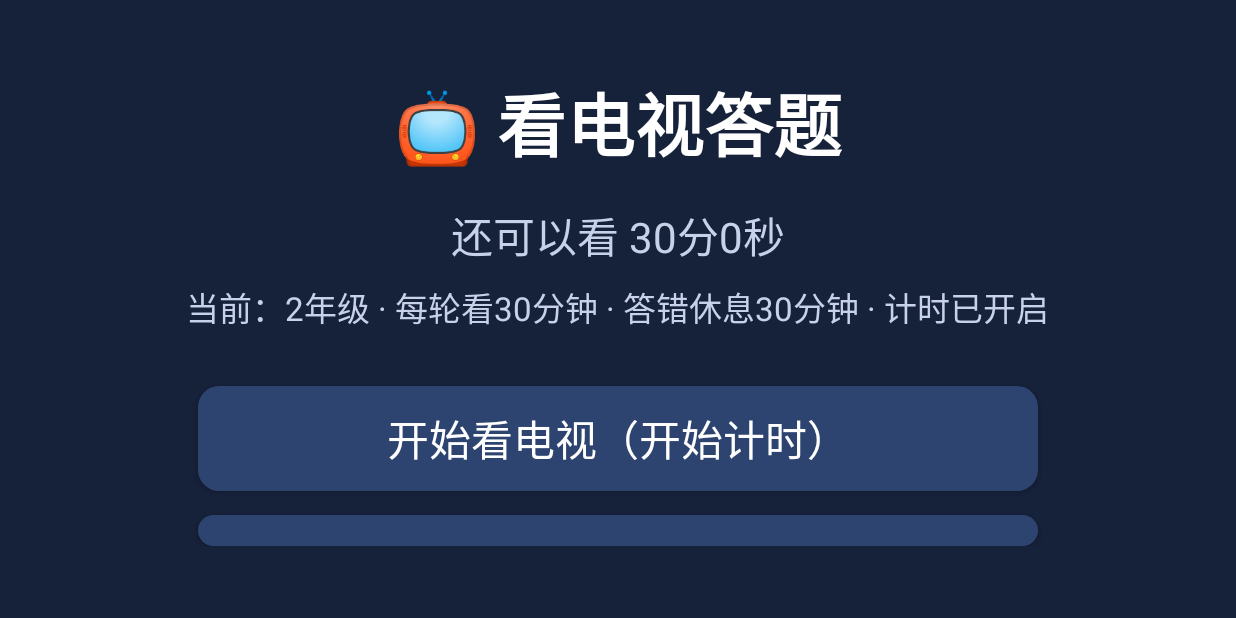
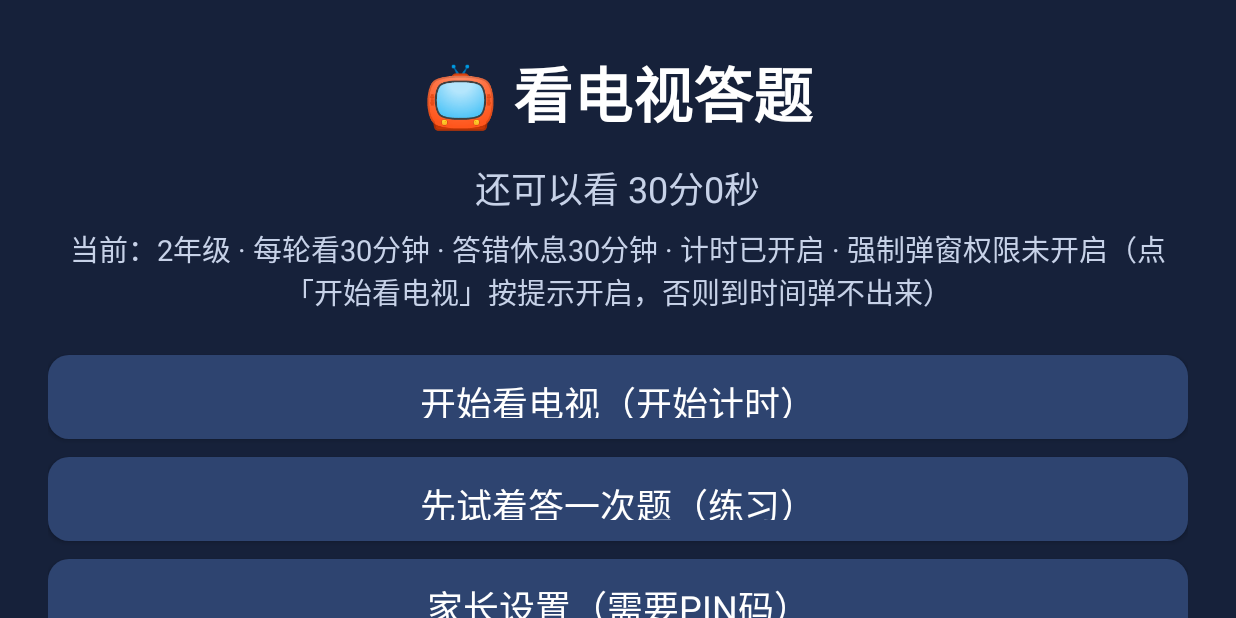
Before and after one commit to Reeve109/TV-quiz, an Android app: the screen it shows after launch (MainActivity), after a tap on "开始看电视（开始计时）", on a phone screen of 824 x 412 dp (held sideways). Run offline under Robolectric (Android 15) with nearby library versions, the phone set to English and light mode, and no system bars.

Commit message:
v1.1: fix forced quiz popup on Android 10+ (overlay gate + full-screen intent + overlay permission onboarding) and TV layout adaptation (scrollable compact layouts, dp fixes)

```diff
--- a/app/build.gradle
+++ b/app/build.gradle
@@ -10,8 +10,8 @@ android {
         applicationId "com.sunzhe.tvquiz"
         minSdk 24
         targetSdk 33
-        versionCode 1
-        versionName "1.0"
+        versionCode 2
+        versionName "1.1"
     }
 
     buildTypes {
--- a/app/src/main/AndroidManifest.xml
+++ b/app/src/main/AndroidManifest.xml
@@ -4,6 +4,9 @@
     <uses-permission android:name="android.permission.FOREGROUND_SERVICE" />
     <uses-permission android:name="android.permission.RECEIVE_BOOT_COMPLETED" />
     <uses-permission android:name="android.permission.SYSTEM_ALERT_WINDOW" />
+    <!-- Lets the time-up alert use a full-screen-intent notification as one of
+         the fallback channels to reach the foreground on Android 10+. -->
+    <uses-permission android:name="android.permission.USE_FULL_SCREEN_INTENT" />
     <uses-permission android:name="android.permission.WAKE_LOCK" />
     <uses-permission android:name="android.permission.POST_NOTIFICATIONS" />
     <!-- INTERNET is used ONLY to download the question bank (questions.json).
--- a/app/src/main/java/com/sunzhe/tvquiz/LockActivity.java
+++ b/app/src/main/java/com/sunzhe/tvquiz/LockActivity.java
@@ -56,6 +56,7 @@ public class LockActivity extends Activity {
     @Override protected void onResume() {
         super.onResume();
         WatchService.lockActive = true;
+        OverlayGate.hide();
         handler.removeCallbacks(updater);
         handler.post(updater);
     }
--- a/app/src/main/java/com/sunzhe/tvquiz/MainActivity.java
+++ b/app/src/main/java/com/sunzhe/tvquiz/MainActivity.java
@@ -36,6 +36,7 @@ public class MainActivity extends Activity {
             startWatchService();
             Toast.makeText(this, "开始计时啦，看满" + prefs.getWatchMinutes() + "分钟会出题", Toast.LENGTH_LONG).show();
             refresh();
+            maybeRequestOverlay();
         });
         btnQuizNow.setOnClickListener(v -> {
             Intent i = new Intent(this, QuizActivity.class);
@@ -54,13 +55,33 @@ public class MainActivity extends Activity {
         } else if (prefs.isMonitoring()) {
             startWatchService();
         }
-        maybeRequestOverlay();
     }
 
+    /**
+     * Android 10+ silently blocks background apps from starting an Activity, so
+     * when the watch time is up while the child is in another app, the quiz can
+     * only be forced to the front through the overlay ("draw over other apps")
+     * permission. Ask for it once, when the parent presses Start — without it
+     * the forced popup cannot work on modern Android TV.
+     */
     private void maybeRequestOverlay() {
-        // Overlay is optional (quiz uses a full Activity, not a window overlay),
-        // but some TV brands restrict background activity starts; overlay helps on those.
-        // We do not force it on first launch to keep setup simple.
+        if (Build.VERSION.SDK_INT >= 23 && !Settings.canDrawOverlays(this)) {
+            Toast.makeText(this,
+                    "还需要允许「显示在其他应用上层」，到时间才能强制弹出答题页。正在打开设置，请把本应用的开关打开，然后按返回键回来。",
+                    Toast.LENGTH_LONG).show();
+            try {
+                Intent i = new Intent(Settings.ACTION_MANAGE_OVERLAY_PERMISSION,
+                        Uri.parse("package:" + getPackageName()));
+                startActivity(i);
+            } catch (Exception e) {
+                try { startActivity(new Intent(Settings.ACTION_MANAGE_OVERLAY_PERMISSION)); }
+                catch (Exception ignored) {}
+            }
+        }
+    }
+
+    private boolean overlayGranted() {
+        return Build.VERSION.SDK_INT < 23 || Settings.canDrawOverlays(this);
     }
 
     public void startWatchService() {
@@ -85,7 +106,8 @@ public class MainActivity extends Activity {
         tvStatus.setText(status);
         tvInfo.setText("当前：" + prefs.getGrade() + "年级 · 每轮看" + prefs.getWatchMinutes()
                 + "分钟 · 答错休息" + prefs.getLockMinutes() + "分钟 · 计时"
-                + (prefs.isMonitoring() ? "已开启" : "未开启"));
+                + (prefs.isMonitoring() ? "已开启" : "未开启")
+                + " · 强制弹窗权限" + (overlayGranted() ? "已开启" : "未开启（点「开始看电视」按提示开启，否则到时间弹不出来）"));
     }
 
     @Override protected void onActivityResult(int req, int res, Intent data) {
--- a/app/src/main/java/com/sunzhe/tvquiz/QuizActivity.java
+++ b/app/src/main/java/com/sunzhe/tvquiz/QuizActivity.java
@@ -107,7 +107,7 @@ public class QuizActivity extends Activity {
         }
     }
 
-    @Override protected void onResume() { super.onResume(); WatchService.quizActive = true; }
+    @Override protected void onResume() { super.onResume(); WatchService.quizActive = true; OverlayGate.hide(); }
     @Override protected void onPause() { super.onPause(); WatchService.quizActive = false; }
 
     @Override public void onBackPressed() {
--- a/app/src/main/res/layout/activity_main.xml
+++ b/app/src/main/res/layout/activity_main.xml
@@ -1,26 +1,30 @@
 <?xml version="1.0" encoding="utf-8"?>
-<LinearLayout xmlns:android="http://schemas.android.com/apk/res/android"
+<ScrollView xmlns:android="http://schemas.android.com/apk/res/android"
     android:layout_width="match_parent" android:layout_height="match_parent"
-    android:orientation="vertical" android:padding="48dp"
-    android:background="@color/bg" android:gravity="center_horizontal">
+    android:fillViewport="true" android:background="@color/bg">
+
+    <LinearLayout android:layout_width="match_parent" android:layout_height="wrap_content"
+        android:orientation="vertical" android:padding="32dp"
+        android:gravity="center_horizontal">
 
         <TextView android:id="@+id/tvTitle" android:layout_width="wrap_content" android:layout_height="wrap_content"
-        android:text="📺 看电视答题" android:textColor="@color/text" android:textSize="46sp" android:textStyle="bold" />
+            android:text="📺 看电视答题" android:textColor="@color/text" android:textSize="40sp" android:textStyle="bold" />
         <TextView android:id="@+id/tvStatus" android:layout_width="wrap_content" android:layout_height="wrap_content"
-        android:layout_marginTop="20dp" android:text="正在读取状态…" android:textColor="@color/subtext" android:textSize="28sp" />
-    <TextView android:id="@+id/tvInfo" android:layout_width="wrap_content" android:layout_height="wrap_content"
-        android:layout_marginTop="10dp" android:text="" android:textColor="@color/subtext" android:textSize="22sp" />
+            android:layout_marginTop="16dp" android:text="正在读取状态…" android:textColor="@color/subtext" android:textSize="24sp" />
+        <TextView android:id="@+id/tvInfo" android:layout_width="match_parent" android:layout_height="wrap_content"
+            android:layout_marginTop="8dp" android:gravity="center" android:text="" android:textColor="@color/subtext" android:textSize="19sp" />
 
-    <Button android:id="@+id/btnStart" android:layout_width="560dp" android:layout_height="wrap_content"
-        android:layout_marginTop="36dp" android:text="开始看电视（开始计时）" android:textSize="28sp"
+        <Button android:id="@+id/btnStart" android:layout_width="match_parent" android:layout_height="56dp"
+            android:layout_marginTop="28dp" android:text="开始看电视（开始计时）" android:textSize="24sp"
             android:textColor="@color/text" android:background="@drawable/btn_bg" android:focusable="true" />
-    <Button android:id="@+id/btnQuizNow" android:layout_width="560dp" android:layout_height="wrap_content"
-        android:layout_marginTop="16dp" android:text="先试着答一次题（练习）" android:textSize="28sp"
+        <Button android:id="@+id/btnQuizNow" android:layout_width="match_parent" android:layout_height="56dp"
+            android:layout_marginTop="12dp" android:text="先试着答一次题（练习）" android:textSize="24sp"
             android:textColor="@color/text" android:background="@drawable/btn_bg" android:focusable="true" />
-    <Button android:id="@+id/btnParent" android:layout_width="560dp" android:layout_height="wrap_content"
-        android:layout_marginTop="16dp" android:text="家长设置（需要PIN码）" android:textSize="28sp"
+        <Button android:id="@+id/btnParent" android:layout_width="match_parent" android:layout_height="56dp"
+            android:layout_marginTop="12dp" android:text="家长设置（需要PIN码）" android:textSize="24sp"
             android:textColor="@color/text" android:background="@drawable/btn_bg" android:focusable="true" />
         <TextView android:layout_width="wrap_content" android:layout_height="wrap_content"
-        android:layout_marginTop="28dp" android:textColor="@color/subtext" android:textSize="20sp"
+            android:layout_marginTop="20dp" android:textColor="@color/subtext" android:textSize="18sp"
             android:text="用遥控器上下键选择，按确认键。用满时间后会自动出题。" />
     </LinearLayout>
+</ScrollView>
```
Also changed, not shown: app/src/main/java/com/sunzhe/tvquiz/OverlayGate.java (added, +122 -0 lines), app/src/main/java/com/sunzhe/tvquiz/ParentSettingsActivity.java (+9 -4 lines), app/src/main/java/com/sunzhe/tvquiz/PinActivity.java (+18 -8 lines), app/src/main/java/com/sunzhe/tvquiz/WatchService.java (+84 -9 lines), app/src/main/res/layout/activity_lock.xml (+19 -15 lines), app/src/main/res/layout/activity_quiz.xml (+19 -9 lines), app/src/main/res/values/styles.xml (+7 -3 lines), 2 other files. Lines whose indentation alone changed are shown as unchanged.
